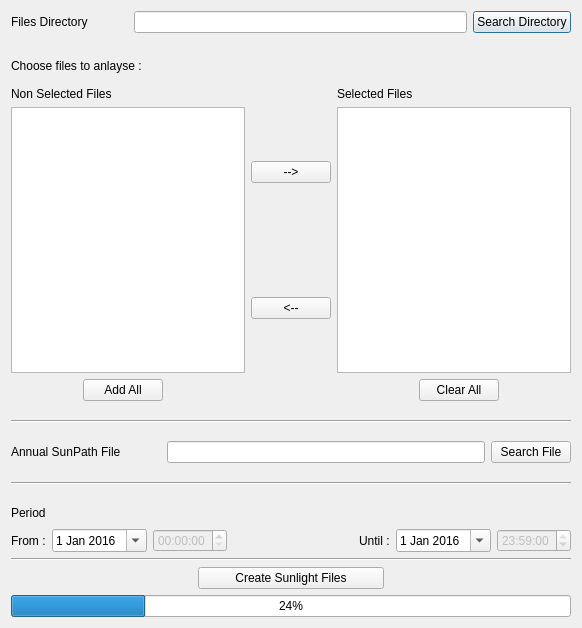
VCityTeam/3DUSE, file src/plugins/CityGMLSunlightQtPlugin/Dialogs/DialogCityGMLSunlight1.ui: the form before one commit.
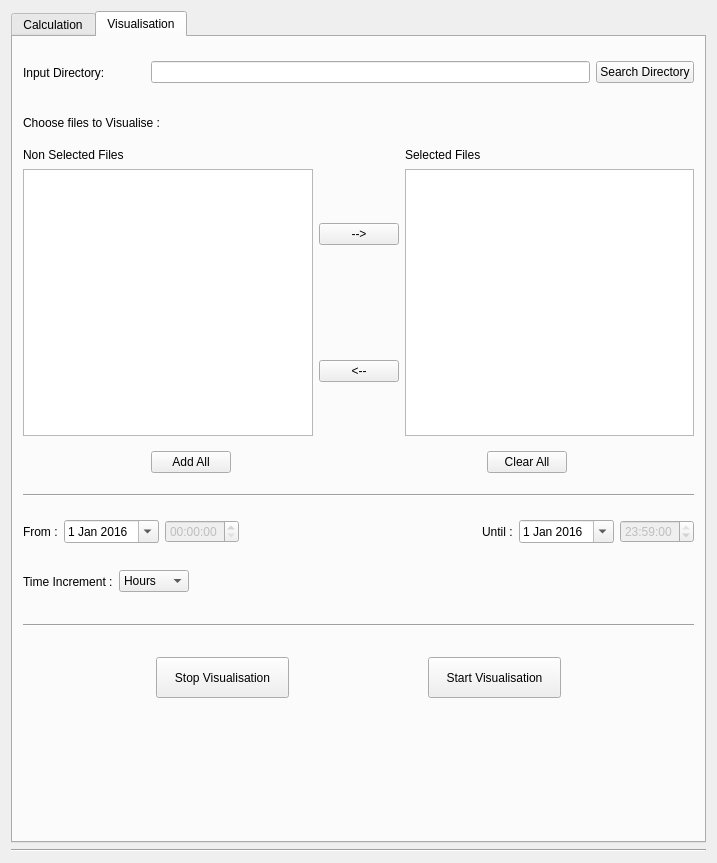
The form after the commit. The open tabs and pages were chosen to show the change.

Commit message: Sunlight's plugin interface modified (especially visualisation part).

What changed in the file:
```diff
--- a/src/plugins/CityGMLSunlightQtPlugin/Dialogs/DialogCityGMLSunlight1.ui
+++ b/src/plugins/CityGMLSunlightQtPlugin/Dialogs/DialogCityGMLSunlight1.ui
@@ -6,8 +6,8 @@
    <rect>
     <x>0</x>
     <y>0</y>
-    <width>582</width>
-    <height>628</height>
+    <width>717</width>
+    <height>863</height>
    </rect>
   </property>
   <property name="windowTitle">
@@ -15,6 +15,246 @@
   </property>
   <layout class="QVBoxLayout" name="verticalLayout">
    <item>
+    <widget class="QTabWidget" name="Tabs">
+     <property name="currentIndex">
+      <number>0</number>
+     </property>
+     <widget class="QWidget" name="Calculation_Tab">
+      <attribute name="title">
+       <string>Calculation</string>
+      </attribute>
+      <widget class="Line" name="line_3">
+       <property name="geometry">
+        <rect>
+         <x>0</x>
+         <y>440</y>
+         <width>699</width>
+         <height>3</height>
+        </rect>
+       </property>
+       <property name="orientation">
+        <enum>Qt::Horizontal</enum>
+       </property>
+      </widget>
+      <widget class="QWidget" name="layoutWidget">
+       <property name="geometry">
+        <rect>
+         <x>10</x>
+         <y>520</y>
+         <width>671</width>
+         <height>29</height>
+        </rect>
+       </property>
+       <layout class="QHBoxLayout" name="horizontalLayout_3">
+        <item>
+         <widget class="QLabel" name="label_8">
+          <property name="text">
+           <string>From :</string>
+          </property>
+         </widget>
+        </item>
+        <item>
+         <widget class="QDateEdit" name="StartDate">
+          <property name="sizePolicy">
+           <sizepolicy hsizetype="Minimum" vsizetype="Fixed">
+            <horstretch>0</horstretch>
+            <verstretch>0</verstretch>
+           </sizepolicy>
+          </property>
+          <property name="calendarPopup">
+           <bool>true</bool>
+          </property>
+          <property name="date">
+           <date>
+            <year>2016</year>
+            <month>1</month>
+            <day>1</day>
+           </date>
+          </property>
+         </widget>
+        </item>
+        <item>
+         <widget class="QTimeEdit" name="timeEdit">
+          <property name="enabled">
+           <bool>false</bool>
+          </property>
+         </widget>
+        </item>
+        <item>
+         <spacer name="horizontalSpacer_3">
+          <property name="orientation">
+           <enum>Qt::Horizontal</enum>
+          </property>
+          <property name="sizeHint" stdset="0">
+           <size>
+            <width>40</width>
+            <height>20</height>
+           </size>
+          </property>
+         </spacer>
+        </item>
+        <item>
+         <widget class="QLabel" name="label_7">
+          <property name="text">
+           <string>Until :</string>
+          </property>
+         </widget>
+        </item>
+        <item>
+         <widget class="QDateEdit" name="EndDate">
+          <property name="calendarPopup">
+           <bool>true</bool>
+          </property>
+          <property name="date">
+           <date>
+            <year>2016</year>
+            <month>1</month>
+            <day>1</day>
+           </date>
+          </property>
+         </widget>
+        </item>
+        <item>
+         <widget class="QTimeEdit" name="timeEdit_2">
+          <property name="enabled">
+           <bool>false</bool>
+          </property>
+          <property name="time">
+           <time>
+            <hour>23</hour>
+            <minute>59</minute>
+            <second>0</second>
+           </time>
+          </property>
+         </widget>
+        </item>
+       </layout>
+      </widget>
+      <widget class="QWidget" name="layoutWidget">
+       <property name="geometry">
+        <rect>
+         <x>10</x>
+         <y>580</y>
+         <width>671</width>
+         <height>29</height>
+        </rect>
+       </property>
+       <layout class="QHBoxLayout" name="horizontalLayout_11">
+        <property name="topMargin">
+         <number>0</number>
+        </property>
+        <item>
+         <widget class="QLabel" name="label_14">
+          <property name="text">
+           <string>Output Directory: </string>
+          </property>
+         </widget>
+        </item>
+        <item>
+         <spacer name="horizontalSpacer_13">
+          <property name="orientation">
+           <enum>Qt::Horizontal</enum>
+          </property>
+          <property name="sizeType">
+           <enum>QSizePolicy::Minimum</enum>
+          </property>
+          <property name="sizeHint" stdset="0">
+           <size>
+            <width>40</width>
+            <height>20</height>
+           </size>
+          </property>
+         </spacer>
+        </item>
+        <item>
+         <widget class="QLineEdit" name="OutputDirectory_LE"/>
+        </item>
+        <item>
+         <widget class="QPushButton" name="OutputDir_B">
+          <property name="text">
+           <string>Search Directory</string>
+          </property>
+         </widget>
+        </item>
+       </layout>
+      </widget>
+      <widget class="QWidget" name="layoutWidget">
+       <property name="geometry">
+        <rect>
+         <x>10</x>
+         <y>400</y>
+         <width>671</width>
+         <height>31</height>
+        </rect>
+       </property>
+       <layout class="QHBoxLayout" name="horizontalLayout_5">
+        <item>
+         <spacer name="horizontalSpacer_7">
+          <property name="orientation">
+           <enum>Qt::Horizontal</enum>
+          </property>
+          <property name="sizeHint" stdset="0">
+           <size>
+            <width>40</width>
+            <height>20</height>
+           </size>
+          </property>
+         </spacer>
+        </item>
+        <item>
+         <widget class="QPushButton" name="AddAllFiles_B">
+          <property name="text">
+           <string>Add All</string>
+          </property>
+         </widget>
+        </item>
+        <item>
+         <spacer name="horizontalSpacer_6">
+          <property name="orientation">
+           <enum>Qt::Horizontal</enum>
+          </property>
+          <property name="sizeType">
+           <enum>QSizePolicy::Fixed</enum>
+          </property>
+          <property name="sizeHint" stdset="0">
+           <size>
+            <width>250</width>
+            <height>20</height>
+           </size>
+          </property>
+         </spacer>
+        </item>
+        <item>
+         <widget class="QPushButton" name="ClearAllFiles_B">
+          <property name="text">
+           <string>Clear All</string>
+          </property>
+         </widget>
+        </item>
+        <item>
+         <spacer name="horizontalSpacer_8">
+          <property name="orientation">
+           <enum>Qt::Horizontal</enum>
+          </property>
+          <property name="sizeHint" stdset="0">
+           <size>
+            <width>40</width>
+            <height>20</height>
+           </size>
+          </property>
+         </spacer>
+        </item>
+       </layout>
+      </widget>
+      <widget class="QWidget" name="layoutWidget">
+       <property name="geometry">
+        <rect>
+         <x>8</x>
+         <y>23</y>
+         <width>671</width>
+         <height>29</height>
+        </rect>
+       </property>
     <layout class="QHBoxLayout" name="horizontalLayout">
      <item>
       <widget class="QLabel" name="label">
@@ -50,50 +290,29 @@
       </widget>
      </item>
     </layout>
-   </item>
-   <item>
-    <spacer name="verticalSpacer_5">
+      </widget>
+      <widget class="Line" name="line">
+       <property name="geometry">
+        <rect>
+         <x>10</x>
+         <y>490</y>
+         <width>671</width>
+         <height>20</height>
+        </rect>
+       </property>
      <property name="orientation">
-      <enum>Qt::Vertical</enum>
-     </property>
-     <property name="sizeHint" stdset="0">
-      <size>
-       <width>20</width>
-       <height>40</height>
-      </size>
-     </property>
-    </spacer>
-   </item>
-   <item>
-    <layout class="QHBoxLayout" name="horizontalLayout_6">
-     <property name="spacing">
-      <number>6</number>
-     </property>
-     <property name="sizeConstraint">
-      <enum>QLayout::SetDefaultConstraint</enum>
-     </property>
-     <item>
-      <widget class="QLabel" name="label_4">
-       <property name="sizePolicy">
-        <sizepolicy hsizetype="Minimum" vsizetype="Fixed">
-         <horstretch>0</horstretch>
-         <verstretch>0</verstretch>
-        </sizepolicy>
-       </property>
-       <property name="minimumSize">
-        <size>
-         <width>0</width>
-         <height>30</height>
-        </size>
-       </property>
-       <property name="text">
-        <string>Choose files to anlayse :</string>
+        <enum>Qt::Horizontal</enum>
        </property>
       </widget>
-     </item>
-    </layout>
-   </item>
-   <item>
+      <widget class="QWidget" name="layoutWidget">
+       <property name="geometry">
+        <rect>
+         <x>8</x>
+         <y>102</y>
+         <width>671</width>
+         <height>291</height>
+        </rect>
+       </property>
     <layout class="QGridLayout" name="gridLayout" rowstretch="0,0,0" rowminimumheight="10,130,130">
      <property name="sizeConstraint">
       <enum>QLayout::SetMinimumSize</enum>
@@ -165,11 +384,19 @@
       </widget>
      </item>
     </layout>
-   </item>
+      </widget>
+      <widget class="QWidget" name="layoutWidget">
+       <property name="geometry">
+        <rect>
+         <x>10</x>
+         <y>630</y>
+         <width>671</width>
+         <height>29</height>
+        </rect>
+       </property>
+       <layout class="QHBoxLayout" name="horizontalLayout_4">
    <item>
-    <layout class="QHBoxLayout" name="horizontalLayout_5">
-     <item>
-      <spacer name="horizontalSpacer_7">
+         <spacer name="horizontalSpacer_4">
        <property name="orientation">
         <enum>Qt::Horizontal</enum>
        </property>
@@ -225,41 +452,29 @@
       </spacer>
      </item>
     </layout>
-   </item>
-   <item>
-    <spacer name="verticalSpacer_2">
-     <property name="orientation">
-      <enum>Qt::Vertical</enum>
-     </property>
-     <property name="sizeHint" stdset="0">
-      <size>
-       <width>20</width>
-       <height>40</height>
-      </size>
-     </property>
-    </spacer>
-   </item>
-   <item>
-    <widget class="Line" name="line_3">
+      </widget>
+      <widget class="Line" name="line_2">
+       <property name="geometry">
+        <rect>
+         <x>10</x>
+         <y>550</y>
+         <width>671</width>
+         <height>31</height>
+        </rect>
+       </property>
      <property name="orientation">
       <enum>Qt::Horizontal</enum>
      </property>
     </widget>
-   </item>
-   <item>
-    <spacer name="verticalSpacer">
-     <property name="orientation">
-      <enum>Qt::Vertical</enum>
-     </property>
-     <property name="sizeHint" stdset="0">
-      <size>
-       <width>20</width>
-       <height>40</height>
-      </size>
-     </property>
-    </spacer>
-   </item>
-   <item>
+      <widget class="QWidget" name="layoutWidget">
+       <property name="geometry">
+        <rect>
+         <x>10</x>
+         <y>450</y>
+         <width>671</width>
+         <height>29</height>
+        </rect>
+       </property>
     <layout class="QHBoxLayout" name="horizontalLayout_2">
      <item>
       <widget class="QLabel" name="label_2">
@@ -298,42 +513,443 @@
       </widget>
      </item>
     </layout>
-   </item>
+      </widget>
+      <widget class="QWidget" name="layoutWidget">
+       <property name="geometry">
+        <rect>
+         <x>8</x>
+         <y>64</y>
+         <width>671</width>
+         <height>32</height>
+        </rect>
+       </property>
+       <layout class="QHBoxLayout" name="horizontalLayout_6">
+        <property name="spacing">
+         <number>6</number>
+        </property>
+        <property name="sizeConstraint">
+         <enum>QLayout::SetDefaultConstraint</enum>
+        </property>
+        <item>
+         <widget class="QLabel" name="label_4">
+          <property name="sizePolicy">
+           <sizepolicy hsizetype="Minimum" vsizetype="Fixed">
+            <horstretch>0</horstretch>
+            <verstretch>0</verstretch>
+           </sizepolicy>
+          </property>
+          <property name="minimumSize">
+           <size>
+            <width>0</width>
+            <height>30</height>
+           </size>
+          </property>
+          <property name="text">
+           <string>Choose files to anlayse :</string>
+          </property>
+         </widget>
+        </item>
+       </layout>
+      </widget>
+     </widget>
+     <widget class="QWidget" name="Visualisation_tab">
+      <attribute name="title">
+       <string>Visualisation</string>
+      </attribute>
+      <widget class="Line" name="line_6">
+       <property name="geometry">
+        <rect>
+         <x>10</x>
+         <y>580</y>
+         <width>671</width>
+         <height>16</height>
+        </rect>
+       </property>
+       <property name="orientation">
+        <enum>Qt::Horizontal</enum>
+       </property>
+      </widget>
+      <widget class="QWidget" name="layoutWidget">
+       <property name="geometry">
+        <rect>
+         <x>10</x>
+         <y>20</y>
+         <width>671</width>
+         <height>31</height>
+        </rect>
+       </property>
+       <layout class="QHBoxLayout" name="horizontalLayout_12">
+        <property name="topMargin">
+         <number>0</number>
+        </property>
    <item>
-    <spacer name="verticalSpacer_3">
+         <widget class="QLabel" name="label_15">
+          <property name="text">
+           <string>Input Directory:</string>
+          </property>
+         </widget>
+        </item>
+        <item>
+         <spacer name="horizontalSpacer_14">
      <property name="orientation">
-      <enum>Qt::Vertical</enum>
-     </property>
+           <enum>Qt::Horizontal</enum>
+          </property>
+          <property name="sizeType">
+           <enum>QSizePolicy::Minimum</enum>
+          </property>
      <property name="sizeHint" stdset="0">
       <size>
-       <width>20</width>
-       <height>40</height>
+            <width>40</width>
+            <height>20</height>
       </size>
      </property>
     </spacer>
    </item>
    <item>
-    <widget class="Line" name="line">
+         <widget class="QLineEdit" name="InputDirectory_LE"/>
+        </item>
+        <item>
+         <widget class="QPushButton" name="InputDirectory_B">
+          <property name="text">
+           <string>Search Directory</string>
+          </property>
+         </widget>
+        </item>
+       </layout>
+      </widget>
+      <widget class="QWidget" name="layoutWidget">
+       <property name="geometry">
+        <rect>
+         <x>10</x>
+         <y>480</y>
+         <width>671</width>
+         <height>29</height>
+        </rect>
+       </property>
+       <layout class="QHBoxLayout" name="horizontalLayout_8">
+        <property name="topMargin">
+         <number>0</number>
+        </property>
+        <item>
+         <widget class="QLabel" name="label_11">
+          <property name="sizePolicy">
+           <sizepolicy hsizetype="Preferred" vsizetype="Preferred">
+            <horstretch>0</horstretch>
+            <verstretch>0</verstretch>
+           </sizepolicy>
+          </property>
+          <property name="text">
+           <string>From :</string>
+          </property>
+         </widget>
+        </item>
+        <item>
+         <widget class="QDateEdit" name="VisuStartDate">
+          <property name="calendarPopup">
+           <bool>true</bool>
+          </property>
+          <property name="date">
+           <date>
+            <year>2016</year>
+            <month>1</month>
+            <day>1</day>
+           </date>
+          </property>
+         </widget>
+        </item>
+        <item>
+         <widget class="QTimeEdit" name="timeEdit_3">
+          <property name="enabled">
+           <bool>false</bool>
+          </property>
+         </widget>
+        </item>
+        <item>
+         <spacer name="horizontalSpacer_9">
      <property name="orientation">
       <enum>Qt::Horizontal</enum>
      </property>
+          <property name="sizeHint" stdset="0">
+           <size>
+            <width>40</width>
+            <height>20</height>
+           </size>
+          </property>
+         </spacer>
+        </item>
+        <item>
+         <widget class="QLabel" name="label_12">
+          <property name="sizePolicy">
+           <sizepolicy hsizetype="Preferred" vsizetype="Preferred">
+            <horstretch>0</horstretch>
+            <verstretch>0</verstretch>
+           </sizepolicy>
+          </property>
+          <property name="text">
+           <string>Until :</string>
+          </property>
     </widget>
    </item>
    <item>
-    <spacer name="verticalSpacer_4">
+         <widget class="QDateEdit" name="VisuEndDate">
+          <property name="calendarPopup">
+           <bool>true</bool>
+          </property>
+          <property name="date">
+           <date>
+            <year>2016</year>
+            <month>1</month>
+            <day>1</day>
+           </date>
+          </property>
+         </widget>
+        </item>
+        <item>
+         <widget class="QTimeEdit" name="timeEdit_4">
+          <property name="enabled">
+           <bool>false</bool>
+          </property>
+          <property name="time">
+           <time>
+            <hour>23</hour>
+            <minute>59</minute>
+            <second>0</second>
+           </time>
+          </property>
+         </widget>
+        </item>
+       </layout>
+      </widget>
+      <widget class="Line" name="line_7">
+       <property name="geometry">
+        <rect>
+         <x>10</x>
+         <y>450</y>
+         <width>671</width>
+         <height>16</height>
+        </rect>
+       </property>
      <property name="orientation">
-      <enum>Qt::Vertical</enum>
-     </property>
+        <enum>Qt::Horizontal</enum>
+       </property>
+      </widget>
+      <widget class="QWidget" name="layoutWidget">
+       <property name="geometry">
+        <rect>
+         <x>10</x>
+         <y>530</y>
+         <width>671</width>
+         <height>29</height>
+        </rect>
+       </property>
+       <layout class="QHBoxLayout" name="horizontalLayout_9">
+        <property name="topMargin">
+         <number>0</number>
+        </property>
+        <item>
+         <widget class="QLabel" name="label_13">
+          <property name="sizePolicy">
+           <sizepolicy hsizetype="Minimum" vsizetype="Preferred">
+            <horstretch>0</horstretch>
+            <verstretch>0</verstretch>
+           </sizepolicy>
+          </property>
+          <property name="text">
+           <string>Time Increment :</string>
+          </property>
+         </widget>
+        </item>
+        <item>
+         <widget class="QComboBox" name="TimeIncrement_ComboBox">
+          <property name="sizePolicy">
+           <sizepolicy hsizetype="Fixed" vsizetype="Fixed">
+            <horstretch>0</horstretch>
+            <verstretch>0</verstretch>
+           </sizepolicy>
+          </property>
+          <item>
+           <property name="text">
+            <string>Hours</string>
+           </property>
+          </item>
+          <item>
+           <property name="text">
+            <string>Days</string>
+           </property>
+          </item>
+          <item>
+           <property name="text">
+            <string>Months</string>
+           </property>
+          </item>
+         </widget>
+        </item>
+        <item>
+         <spacer name="horizontalSpacer_10">
+          <property name="orientation">
+           <enum>Qt::Horizontal</enum>
+          </property>
      <property name="sizeHint" stdset="0">
       <size>
-       <width>20</width>
-       <height>40</height>
+            <width>40</width>
+            <height>20</height>
       </size>
      </property>
     </spacer>
    </item>
+       </layout>
+      </widget>
+      <widget class="QWidget" name="layoutWidget">
+       <property name="geometry">
+        <rect>
+         <x>10</x>
+         <y>620</y>
+         <width>671</width>
+         <height>41</height>
+        </rect>
+       </property>
+       <layout class="QHBoxLayout" name="horizontalLayout_10">
+        <property name="topMargin">
+         <number>0</number>
+        </property>
+        <item>
+         <spacer name="horizontalSpacer_11">
+          <property name="orientation">
+           <enum>Qt::Horizontal</enum>
+          </property>
+          <property name="sizeHint" stdset="0">
+           <size>
+            <width>40</width>
+            <height>20</height>
+           </size>
+          </property>
+         </spacer>
+        </item>
+        <item>
+         <widget class="QPushButton" name="StopVisu_B">
+          <property name="sizePolicy">
+           <sizepolicy hsizetype="Expanding" vsizetype="Expanding">
+            <horstretch>0</horstretch>
+            <verstretch>0</verstretch>
+           </sizepolicy>
+          </property>
+          <property name="text">
+           <string>Stop Visualisation</string>
+          </property>
+         </widget>
+        </item>
+        <item>
+         <spacer name="horizontalSpacer_12">
+          <property name="orientation">
+           <enum>Qt::Horizontal</enum>
+          </property>
+          <property name="sizeHint" stdset="0">
+           <size>
+            <width>40</width>
+            <height>20</height>
+           </size>
+          </property>
+         </spacer>
+        </item>
+        <item>
+         <widget class="QPushButton" name="StartVisu_B">
+          <property name="enabled">
+           <bool>true</bool>
+          </property>
+          <property name="sizePolicy">
+           <sizepolicy hsizetype="Expanding" vsizetype="Expanding">
+            <horstretch>0</horstretch>
+            <verstretch>0</verstretch>
+           </sizepolicy>
+          </property>
+          <property name="text">
+           <string>Start Visualisation</string>
+          </property>
+         </widget>
+        </item>
+        <item>
+         <spacer name="horizontalSpacer_15">
+          <property name="orientation">
+           <enum>Qt::Horizontal</enum>
+          </property>
+          <property name="sizeHint" stdset="0">
+           <size>
+            <width>40</width>
+            <height>20</height>
+           </size>
+          </property>
+         </spacer>
+        </item>
+       </layout>
+      </widget>
+      <widget class="QWidget" name="horizontalLayoutWidget">
+       <property name="geometry">
+        <rect>
+         <x>10</x>
+         <y>70</y>
+         <width>671</width>
+         <height>31</height>
+        </rect>
+       </property>
+       <layout class="QHBoxLayout" name="horizontalLayout_7">
    <item>
     <widget class="QLabel" name="label_3">
+          <property name="text">
+           <string>Choose files to Visualise :</string>
+          </property>
+         </widget>
+        </item>
+       </layout>
+      </widget>
+      <widget class="QWidget" name="layoutWidget_2">
+       <property name="geometry">
+        <rect>
+         <x>10</x>
+         <y>110</y>
+         <width>671</width>
+         <height>291</height>
+        </rect>
+       </property>
+       <layout class="QGridLayout" name="gridLayout_3" rowstretch="0,0,0" rowminimumheight="10,130,130">
+        <property name="sizeConstraint">
+         <enum>QLayout::SetMinimumSize</enum>
+        </property>
+        <property name="topMargin">
+         <number>0</number>
+        </property>
+        <property name="spacing">
+         <number>6</number>
+        </property>
+        <item row="1" column="2" rowspan="2">
+         <widget class="QListWidget" name="VisuSelectedFiles_List">
+          <property name="selectionMode">
+           <enum>QAbstractItemView::ExtendedSelection</enum>
+          </property>
+         </widget>
+        </item>
+        <item row="2" column="1">
+         <widget class="QPushButton" name="VisuRemoveFile_B">
+          <property name="text">
+           <string>&lt;--</string>
+          </property>
+         </widget>
+        </item>
+        <item row="1" column="1">
+         <widget class="QPushButton" name="VisuAddFile_B">
+          <property name="text">
+           <string>--&gt;</string>
+          </property>
+         </widget>
+        </item>
+        <item row="1" column="0" rowspan="2">
+         <widget class="QListWidget" name="VisuNonSelectedFiles_List">
+          <property name="selectionMode">
+           <enum>QAbstractItemView::ExtendedSelection</enum>
+          </property>
+         </widget>
+        </item>
+        <item row="0" column="0">
+         <widget class="QLabel" name="label_16">
      <property name="sizePolicy">
       <sizepolicy hsizetype="Minimum" vsizetype="Fixed">
        <horstretch>0</horstretch>
@@ -343,52 +959,41 @@
      <property name="minimumSize">
       <size>
        <width>0</width>
-       <height>20</height>
+            <height>0</height>
       </size>
      </property>
      <property name="text">
-      <string>Period</string>
+           <string>Non Selected Files</string>
      </property>
     </widget>
    </item>
-   <item>
-    <layout class="QHBoxLayout" name="horizontalLayout_3">
-     <item>
-      <widget class="QLabel" name="label_8">
-       <property name="text">
-        <string>From :</string>
-       </property>
-      </widget>
-     </item>
-     <item>
-      <widget class="QDateEdit" name="StartDate">
+        <item row="0" column="2">
+         <widget class="QLabel" name="label_17">
        <property name="sizePolicy">
         <sizepolicy hsizetype="Minimum" vsizetype="Fixed">
          <horstretch>0</horstretch>
          <verstretch>0</verstretch>
         </sizepolicy>
        </property>
-       <property name="calendarPopup">
-        <bool>true</bool>
-       </property>
-       <property name="date">
-        <date>
-         <year>2016</year>
-         <month>1</month>
-         <day>1</day>
-        </date>
-       </property>
-      </widget>
-     </item>
-     <item>
-      <widget class="QTimeEdit" name="timeEdit">
-       <property name="enabled">
-        <bool>false</bool>
-       </property>
+          <property name="text">
+           <string>Selected Files</string>
+          </property>
+         </widget>
+        </item>
+       </layout>
       </widget>
-     </item>
+      <widget class="QWidget" name="layoutWidget_3">
+       <property name="geometry">
+        <rect>
+         <x>10</x>
+         <y>410</y>
+         <width>671</width>
+         <height>31</height>
+        </rect>
+       </property>
+       <layout class="QHBoxLayout" name="horizontalLayout_13">
      <item>
-      <spacer name="horizontalSpacer_3">
+         <spacer name="horizontalSpacer_16">
        <property name="orientation">
         <enum>Qt::Horizontal</enum>
        </property>
@@ -401,79 +1006,37 @@
       </spacer>
      </item>
      <item>
-      <widget class="QLabel" name="label_7">
+         <widget class="QPushButton" name="VisuAddAllFiles_B">
        <property name="text">
-        <string>Until :</string>
+           <string>Add All</string>
        </property>
       </widget>
      </item>
      <item>
-      <widget class="QDateEdit" name="EndDate">
-       <property name="calendarPopup">
-        <bool>true</bool>
-       </property>
-       <property name="date">
-        <date>
-         <year>2016</year>
-         <month>1</month>
-         <day>1</day>
-        </date>
-       </property>
-      </widget>
-     </item>
-     <item>
-      <widget class="QTimeEdit" name="timeEdit_2">
-       <property name="enabled">
-        <bool>false</bool>
-       </property>
-       <property name="time">
-        <time>
-         <hour>23</hour>
-         <minute>59</minute>
-         <second>0</second>
-        </time>
-       </property>
-      </widget>
-     </item>
-    </layout>
-   </item>
-   <item>
-    <widget class="Line" name="line_2">
+         <spacer name="horizontalSpacer_17">
      <property name="orientation">
       <enum>Qt::Horizontal</enum>
      </property>
-    </widget>
-   </item>
-   <item>
-    <layout class="QHBoxLayout" name="horizontalLayout_4">
-     <item>
-      <spacer name="horizontalSpacer_4">
-       <property name="orientation">
-        <enum>Qt::Horizontal</enum>
+          <property name="sizeType">
+           <enum>QSizePolicy::Fixed</enum>
        </property>
        <property name="sizeHint" stdset="0">
         <size>
-         <width>40</width>
+            <width>250</width>
          <height>20</height>
         </size>
        </property>
       </spacer>
      </item>
      <item>
-      <widget class="QPushButton" name="CreateSunlightFiles_B">
-       <property name="sizePolicy">
-        <sizepolicy hsizetype="Expanding" vsizetype="Fixed">
-         <horstretch>0</horstretch>
-         <verstretch>0</verstretch>
-        </sizepolicy>
-       </property>
+         <widget class="QPushButton" name="VisuClearAllFiles_B">
        <property name="text">
-        <string>Create Sunlight Files</string>
+           <string>Clear All</string>
        </property>
       </widget>
      </item>
      <item>
-      <spacer name="horizontalSpacer_5">
+         <spacer name="horizontalSpacer_18">
        <property name="orientation">
         <enum>Qt::Horizontal</enum>
        </property>
@@ -486,11 +1049,14 @@
       </spacer>
      </item>
     </layout>
+      </widget>
+     </widget>
+    </widget>
    </item>
    <item>
-    <widget class="QProgressBar" name="progressBar">
-     <property name="value">
-      <number>24</number>
+    <widget class="Line" name="line_10">
+     <property name="orientation">
+      <enum>Qt::Horizontal</enum>
      </property>
     </widget>
    </item>
```
Left out of the diff: 38 changed lines with no effect on the pictures. Lines whose indentation alone changed are shown as unchanged. The commit also changes 6 other files.
